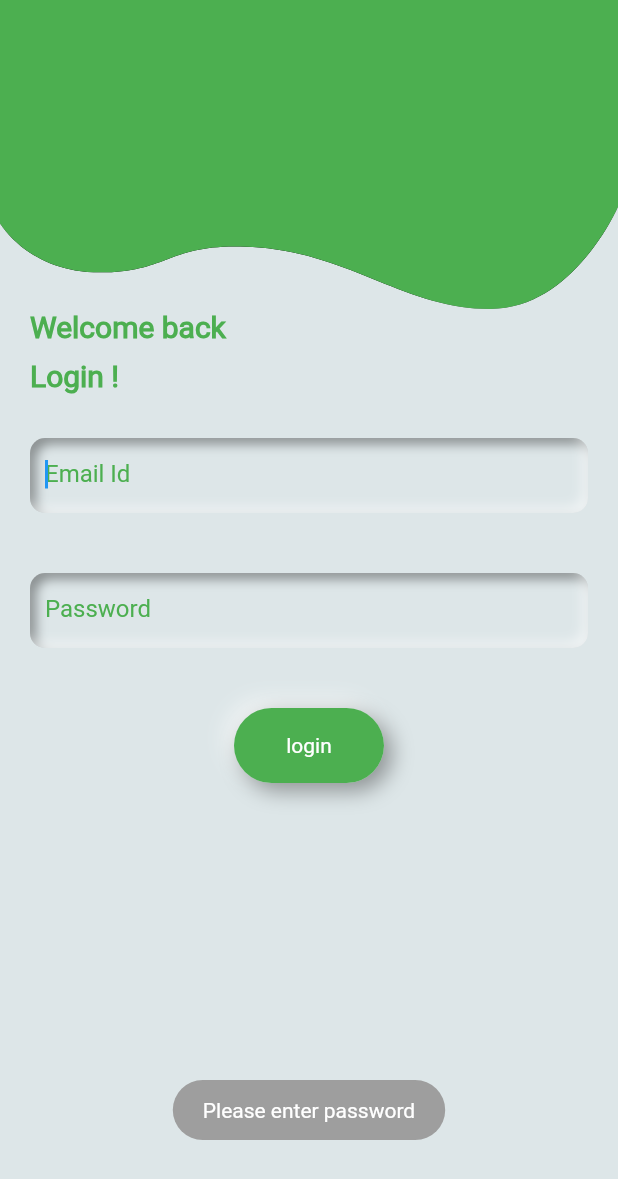
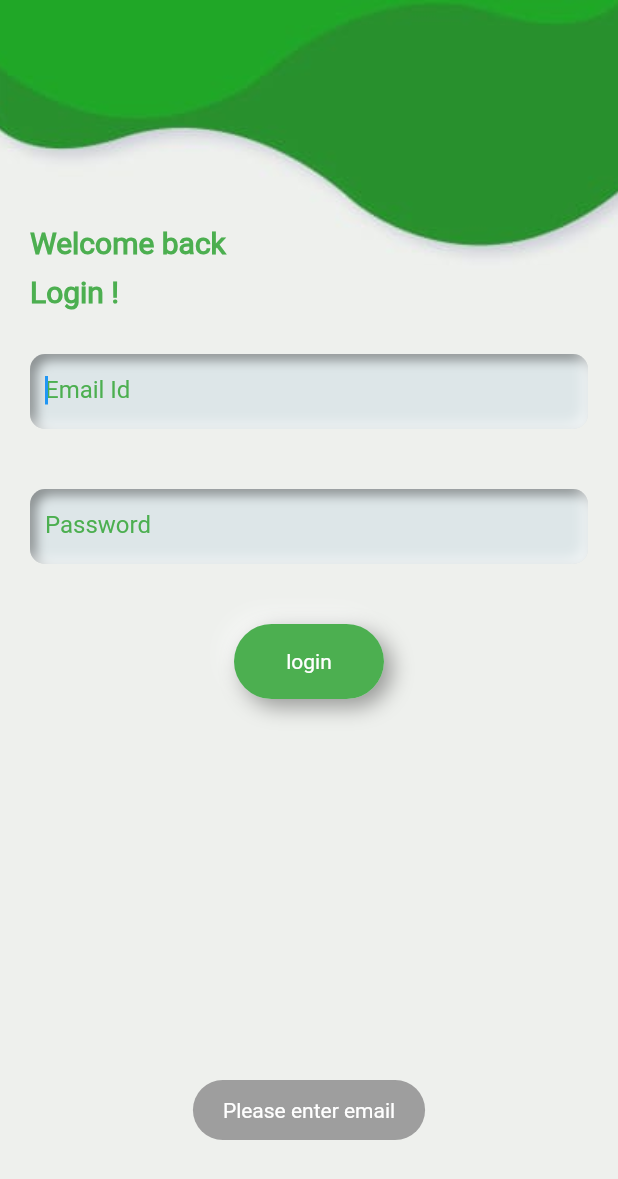
Before and after one commit to growlah/grow_local_eat_local, a Flutter app: the screen it shows after launch, after a tap on "Login", after a tap on "login", on a phone screen of 412 x 824 dp. Shown: the top 1179 px of the screen. Run offline on Flutter 3.47's test engine with Material 2 defaults, Android fonts, the light colour scheme and no system bars; drawn by our look-alikes of flutter_neumorphic; our stand-ins replace camera, chewie, firebase_auth, fluttertoast, image_picker, video_player; missing offline and left inert: arcore_flutter_plugin; accounts and stored records are empty.

Commit message:
buy sell detail implemented and more icons added,splash screen implemente

```diff
--- a/lib/utils/app_config.dart
+++ b/lib/utils/app_config.dart
@@ -74,5 +74,12 @@ class AppConfig{
       ],
     );
  }
-
+ static bgWave(BuildContext context){
+   return  Image.asset(
+     Assets.bg,
+     height: MediaQuery.of(context).size.height,
+     width: MediaQuery.of(context).size.width,
+     fit: BoxFit.cover,
+   );
+ }
 }
--- a/lib/utils/assets.dart
+++ b/lib/utils/assets.dart
@@ -68,4 +68,7 @@ class Assets{
   static String bg='images/bg.jpeg';
   static String focus='images/focus.jpeg';
   static String chat='images/chat.png';
+  static String appLogo='images/app_logo.png';
+  static String bottomLogo='images/bottom_logo.png';
+  static String scanIcon='images/scan_icon.png';
 }
--- a/lib/view/authentication.dart
+++ b/lib/view/authentication.dart
@@ -1,9 +1,11 @@
 import 'package:firebase_auth/firebase_auth.dart';
 import 'package:flutter/cupertino.dart';
 import 'package:flutter/material.dart';
+import 'package:flutter/services.dart';
 import 'package:flutter_neumorphic/flutter_neumorphic.dart';
 import 'package:grow_lah/controller/authentiction_controller.dart';
 import 'package:grow_lah/utils/app_config.dart';
+import 'package:grow_lah/utils/assets.dart';
 import 'package:grow_lah/view/home_screen.dart';
 import 'package:grow_lah/view/on_boarding.dart';
 
@@ -35,18 +37,20 @@ class _AuthenticationScreenState extends State<AuthenticationScreen> {
   @override
   Widget build(BuildContext context) {
     // TODO: implement build
-    return Scaffold(
-      backgroundColor: NeumorphicTheme.baseColor(context),
+    return Stack(
+      children: <Widget>[
+        AppConfig.bgWave(context),
+        Scaffold(
+          backgroundColor: Colors.transparent,
           body: SingleChildScrollView(
-        physics: AlwaysScrollableScrollPhysics(),
+            physics: NeverScrollableScrollPhysics(),
             scrollDirection: Axis.vertical,
             child: Container(
               child: Column(
                 crossAxisAlignment: CrossAxisAlignment.start,
                 children: <Widget>[
-              AppConfig.clippedPath(context),
                   Padding(
-                padding: EdgeInsets.only(left:20.0,bottom: 10.0),
+                      padding: EdgeInsets.only(left:20.0,bottom: 10.0,top:150.0),
                       child: Text(signUpClicked?'Welcome back':'Hello',style: TextStyle(
                           fontSize: 20.0,fontWeight: FontWeight.bold,
                           color: Colors.green),)
@@ -162,9 +166,14 @@ class _AuthenticationScreenState extends State<AuthenticationScreen> {
                         boxShape: NeumorphicBoxShape.roundRect(BorderRadius.all(Radius.circular(25.0))),
                         child: InkWell(
                           onTap: (){
+                            SystemChannels.textInput.invokeMethod('TextInput.hide');
                             if(signUpClicked&&checkEmailAndPassword()){
+                              if(authenticate()){
                               Navigator.pushReplacement(context, MaterialPageRoute(builder: (context)=>
-                              OnBoardingScreen()));
+                                  OnBoardingScreen()));}
+                              else{
+                                AppConfig.showToast('Please enter correct email and password');
+                              }
                             }
                             if(!signUpClicked){
                               if(AuthenticationController.
@@ -210,7 +219,6 @@ class _AuthenticationScreenState extends State<AuthenticationScreen> {
                               style: TextStyle(color: Colors.green,fontSize: 16.0),),
                             GestureDetector(
                               onTap: (){
-
                                 setState(() {
                                   FocusScope.of(context).requestFocus(_focusNode);
                                   signUpClicked=true;
@@ -231,6 +239,8 @@ class _AuthenticationScreenState extends State<AuthenticationScreen> {
               ),
             ),
           ),
+        )
+      ],
     );
   }
 
@@ -280,21 +290,34 @@ class _AuthenticationScreenState extends State<AuthenticationScreen> {
   verifyOtp() {}
 
   bool checkEmailAndPassword() {
-    bool forReturn=true;
     if(AuthenticationController.
     emailTextController.text==null||
         AuthenticationController.emailTextController
             .text.trim()==''){
        AppConfig.showToast('Please enter email');
-       forReturn=false;
+      return false;
     }
-    if(AuthenticationController.
+   else if(AuthenticationController.
     passwordController.text==null||
         AuthenticationController.passwordController
             .text.trim()==''){
        AppConfig.showToast('Please enter password');
-       forReturn= false;
+      return  false;
     }
-    return forReturn;
+   else return true;
   }
+  bool authenticate(){
+    if((AuthenticationController.
+    emailTextController.text!=null&&
+        AuthenticationController.emailTextController
+            .text.trim().toLowerCase()=='admin')&&
+        (AuthenticationController.
+        passwordController.text!=null&&
+            AuthenticationController.passwordController
+                .text.trim().toLowerCase()=='admin')){
+      return true;
     }
+    else return false;
+  }
+
+}
--- a/lib/view/communication_section.dart
+++ b/lib/view/communication_section.dart
@@ -48,7 +48,9 @@ class _CommunicationSectionState extends State<CommunicationSection> {
                       Navigator.push(context, MaterialPageRoute(builder: (context)
                       =>DetailCommunication()));
                     },
-                    child: ClipOval(
+                    child: Neumorphic(
+                      style: AppConfig.neuStyle,
+                      boxShape: AppConfig.neuShape,
                       child: Container(
                         height: 150.0,width: 150.0,
                         child:Image.asset(Assets.sample1,fit: BoxFit.fill,) ,
--- a/lib/view/splash_screen.dart
+++ b/lib/view/splash_screen.dart
@@ -1,5 +1,6 @@
 
 import 'package:flutter/material.dart';
+import 'package:grow_lah/utils/assets.dart';
 import 'package:grow_lah/view/authentication.dart';
 class SplashScreen extends StatefulWidget {
   SplashScreen({Key key}) : super(key: key);
@@ -30,12 +31,33 @@ class _SplashScreenState extends State<SplashScreen> {
     // TODO: implement build
     return Scaffold(
       backgroundColor: Colors.green,
-      body:Center(child:
-      Text(
-        'Welcome to GrowLah',
-        style: new TextStyle(
-            fontSize: 20.0, color: Colors.white, fontWeight: FontWeight.bold),
-      ),),
+      body:Column(
+        // mainAxisAlignment: MainAxisAlignment.center,
+        crossAxisAlignment: CrossAxisAlignment.center,
+        children: <Widget>[
+          Padding(
+            padding:  EdgeInsets.only(top:MediaQuery.of(context).size.height*0.4),
+            child: Center(child: Image.asset(Assets.appLogo)),
+          ),
+          Padding(
+            padding: const EdgeInsets.all(5.0),
+            child: Text(
+              'GrowLah',
+              style: new TextStyle(
+                  fontSize: 20.0, color: Colors.white, fontWeight: FontWeight.bold),
+            ),
+          ),
+          Expanded(
+            child: Text('GrowLocal EatLocal',
+              style: new TextStyle(
+                  fontSize: 12.0, color: Colors.white, fontWeight: FontWeight.bold),),
+          ),
+          Text('Powered by ',
+            style: new TextStyle(
+                fontSize: 12.0, color: Colors.white, fontWeight: FontWeight.bold),),
+          Image.asset(Assets.bottomLogo),
+        ],
+      ),
     );
   }
 }
--- a/lib/view/take_picture.dart
+++ b/lib/view/take_picture.dart
@@ -63,7 +63,7 @@ class _TakePictureState extends State<TakePicture> {
               child: Icon(Icons.arrow_back_ios,color: Colors.white,size: 20.0,),
             ),
           ),
-          Image.asset(Assets.focus),
+          Center(child: Image.asset(Assets.scanIcon,)),
           Padding(
             padding: const EdgeInsets.only(bottom:50.0),
             child: Align(
--- a/pubspec.yaml
+++ b/pubspec.yaml
@@ -122,6 +122,9 @@ flutter:
     - images/focus.jpeg
     - images/bg.jpeg
     - images/chat.png
+    - images/app_logo.png
+    - images/bottom_logo.png
+    - images/scan_icon.png
   # An image asset can refer to one or more resolution-specific "variants", see
   # https://flutter.dev/assets-and-images/#resolution-aware.
 
```
Also changed, not shown: lib/view/buy_sell.dart (+7 -1 lines), lib/view/buy_sell_detail.dart (added, +113 -0 lines), lib/view/home_screen.dart (+13 -3 lines), lib/view/on_boarding.dart (+9 -3 lines), images/app_logo.png (added), images/bottom_logo.png (added), images/scan_icon.png (added). Lines whose indentation alone changed are shown as unchanged.
